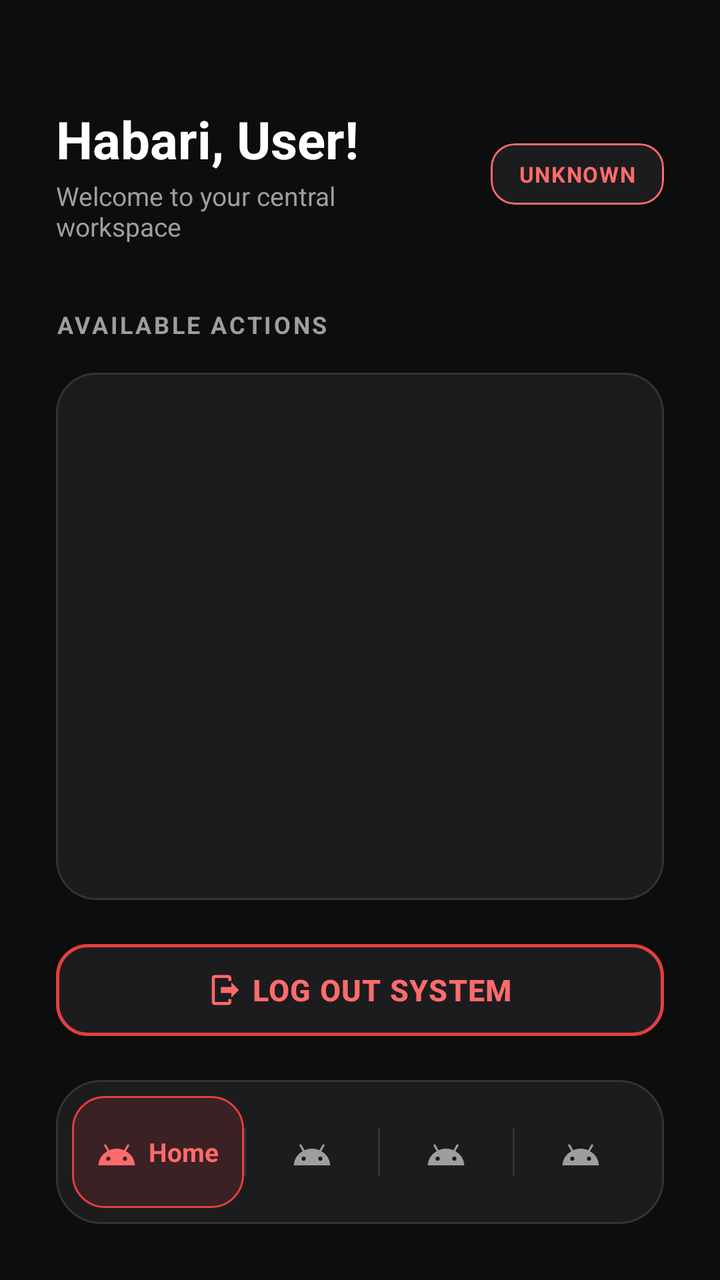
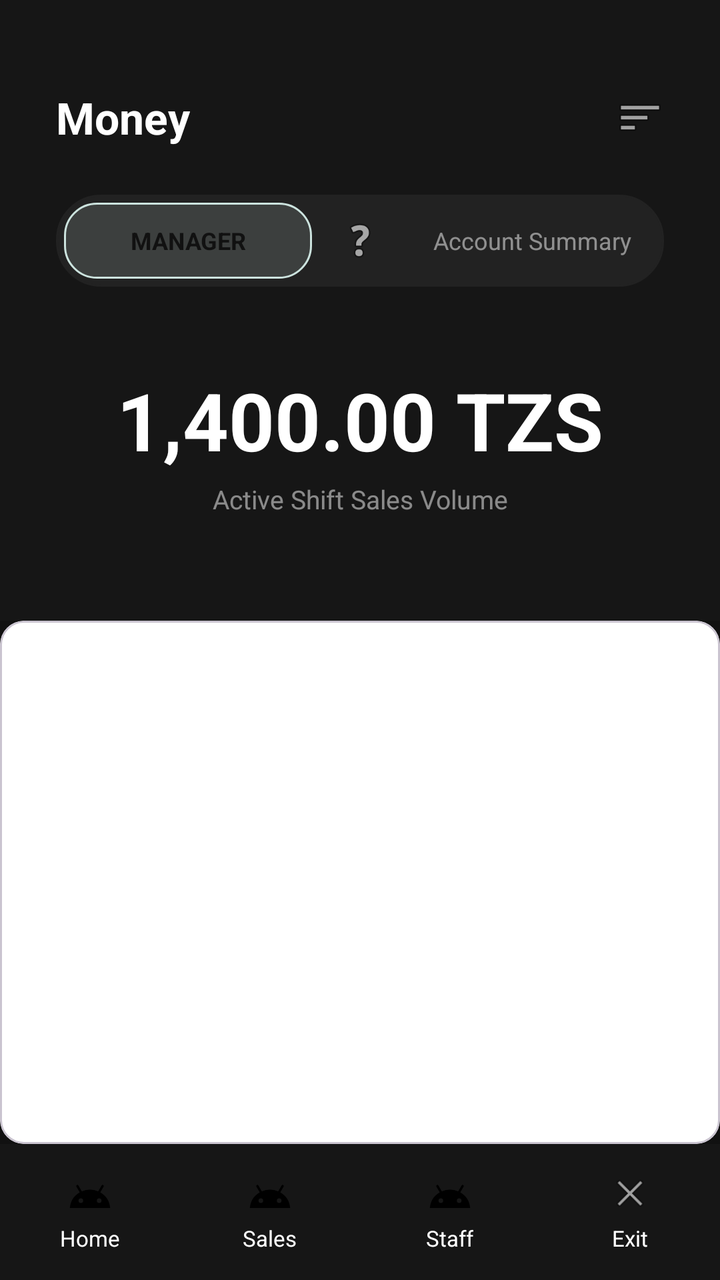

Two renders of the same Android screen: before a commit and after it. Below are the layout's source before the change and the commit's diff.
<!-- AndroidManifest.xml: application theme Theme.JIJIPOS -->
<!-- res/layout/activity_dashboard.xml -->
<?xml version="1.0" encoding="utf-8"?>
<LinearLayout xmlns:android="http://schemas.android.com/apk/res/android"
    xmlns:app="http://schemas.android.com/apk/res-auto"
    xmlns:tools="http://schemas.android.com/tools"
    android:layout_width="match_parent"
    android:layout_height="match_parent"
    android:background="@color/bg_dark"
    android:orientation="vertical"
    android:padding="28dp"
    tools:context=".DashboardActivity">

    <RelativeLayout
        android:layout_width="match_parent"
        android:layout_height="wrap_content"
        android:layout_marginTop="24dp"
        android:layout_marginBottom="32dp">

        <LinearLayout
            android:layout_width="wrap_content"
            android:layout_height="wrap_content"
            android:orientation="vertical"
            android:layout_alignParentStart="true"
            android:layout_toStartOf="@id/imageProfilePlaceholder"
            android:layout_centerVertical="true"
            android:layout_marginEnd="12dp">

            <TextView
                android:id="@+id/textWelcomeBanner"
                android:layout_width="wrap_content"
                android:layout_height="wrap_content"
                android:text="Habari, User!"
                android:textColor="@color/white"
                android:textSize="26sp"
                android:textStyle="bold" />

            <TextView
                android:id="@+id/textDashboardSubtitle"
                android:layout_width="wrap_content"
                android:layout_height="wrap_content"
                android:text="Welcome to your central workspace"
                android:textColor="@color/text_muted"
                android:textSize="13sp"
                android:layout_marginTop="2dp"/>
        </LinearLayout>

        <com.google.android.material.card.MaterialCardView
            android:id="@+id/imageProfilePlaceholder"
            android:layout_width="wrap_content"
            android:layout_height="wrap_content"
            android:layout_alignParentEnd="true"
            android:layout_centerVertical="true"
            app:cardCornerRadius="12dp"
            app:cardElevation="0dp"
            app:strokeWidth="1dp"
            app:strokeColor="@color/red_light"
            app:cardBackgroundColor="@color/card_dark">

            <TextView
                android:id="@+id/textRoleTag"
                android:layout_width="wrap_content"
                android:layout_height="wrap_content"
                android:text="UNKNOWN"
                android:textColor="@color/red_light"
                android:textSize="11sp"
                android:textStyle="bold"
                android:letterSpacing="0.05"
                android:paddingHorizontal="14dp"
                android:paddingVertical="8dp" />
        </com.google.android.material.card.MaterialCardView>
    </RelativeLayout>

    <TextView
        android:layout_width="match_parent"
        android:layout_height="wrap_content"
        android:text="AVAILABLE ACTIONS"
        android:textColor="@color/text_muted"
        android:textSize="12sp"
        android:textStyle="bold"
        android:letterSpacing="0.1"
        android:layout_marginBottom="16dp"/>

    <com.google.android.material.card.MaterialCardView
        android:layout_width="match_parent"
        android:layout_height="0dp"
        android:layout_weight="1"
        app:cardCornerRadius="20dp"
        app:cardElevation="0dp"
        app:strokeWidth="1dp"
        app:strokeColor="@color/divider"
        app:cardBackgroundColor="@color/card_dark">

        <FrameLayout
            android:id="@+id/fragmentContainer"
            android:layout_width="match_parent"
            android:layout_height="match_parent" />

    </com.google.android.material.card.MaterialCardView>

    <LinearLayout
        android:layout_width="wrap_content"
        android:layout_height="16dp"
        android:orientation="vertical" />

    <com.google.android.material.button.MaterialButton
        android:id="@+id/buttonLogout"
        style="@style/Widget.MaterialComponents.Button.OutlinedButton"
        android:layout_width="match_parent"
        android:layout_height="58dp"
        android:backgroundTint="@color/card_dark"
        android:text="LOG OUT SYSTEM"
        android:textColor="@color/red_light"
        android:textSize="15sp"
        android:textStyle="bold"
        android:letterSpacing="0.03"
        app:cornerRadius="16dp"
        app:strokeColor="@color/red"
        app:strokeWidth="1.5dp"
        app:icon="@drawable/ic_logout"
        app:iconTint="@color/red_light"
        app:iconGravity="textStart" />

    
    <LinearLayout
        android:layout_width="match_parent"
        android:layout_height="72dp"
        android:background="@drawable/bg_navbar"
        android:orientation="horizontal"
        android:gravity="center_vertical"
        android:paddingHorizontal="8dp"
        android:layout_marginTop="16dp">

        <LinearLayout
            android:id="@+id/tab1"
            android:layout_width="0dp"
            android:layout_weight="1.3"
            android:layout_height="56dp"
            android:background="@drawable/bg_nav_active_pill"
            android:orientation="horizontal"
            android:gravity="center"
            android:paddingHorizontal="10dp"
            android:clickable="true"
            android:focusable="true">
            <ImageView
                android:id="@+id/icon1"
                android:layout_width="20dp"
                android:layout_height="20dp"
                android:src="@drawable/ic_nav_home"
                app:tint="@color/red_light" />
            <TextView
                android:id="@+id/text1"
                android:layout_width="wrap_content"
                android:layout_height="wrap_content"
                android:text="Home"
                android:textColor="@color/red_light"
                android:textStyle="bold"
                android:textSize="13sp"
                android:layout_marginStart="6dp" />
        </LinearLayout>

        <View
            android:id="@+id/divider1"
            android:layout_width="1dp"
            android:layout_height="24dp"
            android:background="@color/divider" />

        <LinearLayout
            android:id="@+id/tab2"
            android:layout_width="0dp"
            android:layout_weight="1"
            android:layout_height="56dp"
            android:orientation="horizontal"
            android:gravity="center"
            android:paddingHorizontal="10dp"
            android:clickable="true"
            android:focusable="true">
            <ImageView
                android:id="@+id/icon2"
                android:layout_width="20dp"
                android:layout_height="20dp"
                android:src="@drawable/ic_nav_sales"
                app:tint="@color/text_muted" />
            <TextView
                android:id="@+id/text2"
                android:layout_width="wrap_content"
                android:layout_height="wrap_content"
                android:text="Action2"
                android:textColor="@color/white"
                android:textStyle="bold"
                android:textSize="13sp"
                android:layout_marginStart="6dp"
                android:visibility="gone" />
        </LinearLayout>

        <View
            android:id="@+id/divider2"
            android:layout_width="1dp"
            android:layout_height="24dp"
            android:background="@color/divider" />

        <LinearLayout
            android:id="@+id/tab3"
            android:layout_width="0dp"
            android:layout_weight="1"
            android:layout_height="56dp"
            android:orientation="horizontal"
            android:gravity="center"
            android:paddingHorizontal="10dp"
            android:clickable="true"
            android:focusable="true">
            <ImageView
                android:id="@+id/icon3"
                android:layout_width="20dp"
                android:layout_height="20dp"
                android:src="@drawable/ic_nav_inventory"
                app:tint="@color/text_muted" />
            <TextView
                android:id="@+id/text3"
                android:layout_width="wrap_content"
                android:layout_height="wrap_content"
                android:text="Action3"
                android:textColor="@color/white"
                android:textStyle="bold"
                android:textSize="13sp"
                android:layout_marginStart="6dp"
                android:visibility="gone" />
        </LinearLayout>

        <View
            android:id="@+id/divider3"
            android:layout_width="1dp"
            android:layout_height="24dp"
            android:background="@color/divider" />

        <LinearLayout
            android:id="@+id/tab4"
            android:layout_width="0dp"
            android:layout_weight="1"
            android:layout_height="56dp"
            android:orientation="horizontal"
            android:gravity="center"
            android:paddingHorizontal="10dp"
            android:clickable="true"
            android:focusable="true">
            <ImageView
                android:id="@+id/icon4"
                android:layout_width="20dp"
                android:layout_height="20dp"
                android:src="@drawable/ic_nav_staff"
                app:tint="@color/text_muted" />
            <TextView
                android:id="@+id/text4"
                android:layout_width="wrap_content"
                android:layout_height="wrap_content"
                android:text="Action4"
                android:textColor="@color/white"
                android:textStyle="bold"
                android:textSize="13sp"
                android:layout_marginStart="6dp"
                android:visibility="gone" />
        </LinearLayout>

    </LinearLayout>

</LinearLayout>
<!-- resources referenced by this layout -->
<resources>
  <color name="bg_dark">#0D0D0D</color>
  <color name="card_dark">#1C1C1E</color>
  <color name="divider">#333333</color>
  <color name="red">#E53E3E</color>
  <color name="red_light">#FF6B6B</color>
  <color name="text_muted">#9E9E9E</color>
  <color name="white">#FFFFFFFF</color>
  <!-- drawable bg_nav_active_pill (drawable) -->
  <?xml version="1.0" encoding="utf-8"?>
  <shape xmlns:android="http://schemas.android.com/apk/res/android"
      android:shape="rectangle">
      <solid android:color="#26E63946" />
      <corners android:radius="16dp" />
      <stroke
          android:width="1dp"
          android:color="@color/red" />
  </shape>
  <!-- drawable bg_navbar (drawable) -->
  <?xml version="1.0" encoding="utf-8"?>
  <shape xmlns:android="http://schemas.android.com/apk/res/android"
      android:shape="rectangle">
      <solid android:color="@color/card_dark" />
      <corners android:radius="22dp" />
      <stroke
          android:width="1dp"
          android:color="@color/divider" />
  </shape>
  <!-- drawable ic_logout (drawable) -->
  <vector xmlns:android="http://schemas.android.com/apk/res/android"
      android:width="24dp"
      android:height="24dp"
      android:viewportWidth="24"
      android:viewportHeight="24">
      <path
          android:fillColor="#FFFFFF"
          android:pathData="M16,17v-3H9v-4h7V7l5,5 -5,5zM14,2c1.1,0 2,0.9 2,2v2h-2V4H5v16h9v-2h2v2c0,1.1 -0.9,2 -2,2H5c-1.1,0 -2,-0.9 -2,-2V4c0,-1.1 0.9,-2 2,-2h9z"/>
  </vector>
  <!-- drawable ic_nav_home (drawable) -->
  <vector xmlns:android="http://schemas.android.com/apk/res/android" android:height="24dp" android:tint="#000000" android:viewportHeight="24" android:viewportWidth="24" android:width="24dp">
          
      <path android:fillColor="#FF000000" android:pathData="M17.6,11.48 L19.44,8.3a0.63,0.63 0,0 0,-1.09 -0.63l-1.88,3.24a11.43,11.43 0,0 0,-8.94 0L5.65,7.67a0.63,0.63 0,0 0,-1.09 0.63L6.4,11.48A10.81,10.81 0,0 0,1 20L23,20A10.81,10.81 0,0 0,17.6 11.48ZM7,17.25A1.25,1.25 0,1 1,8.25 16,1.25 1.25,0 0,1 7,17.25ZM17,17.25A1.25,1.25 0,1 1,18.25 16,1.25 1.25,0 0,1 17,17.25Z"/>
      
  </vector>
  <!-- drawable ic_nav_inventory (drawable) -->
  <vector xmlns:android="http://schemas.android.com/apk/res/android" android:height="24dp" android:tint="#000000" android:viewportHeight="24" android:viewportWidth="24" android:width="24dp">
          
      <path android:fillColor="#FF000000" android:pathData="M17.6,11.48 L19.44,8.3a0.63,0.63 0,0 0,-1.09 -0.63l-1.88,3.24a11.43,11.43 0,0 0,-8.94 0L5.65,7.67a0.63,0.63 0,0 0,-1.09 0.63L6.4,11.48A10.81,10.81 0,0 0,1 20L23,20A10.81,10.81 0,0 0,17.6 11.48ZM7,17.25A1.25,1.25 0,1 1,8.25 16,1.25 1.25,0 0,1 7,17.25ZM17,17.25A1.25,1.25 0,1 1,18.25 16,1.25 1.25,0 0,1 17,17.25Z"/>
      
  </vector>
  <!-- drawable ic_nav_staff (drawable) -->
  <vector xmlns:android="http://schemas.android.com/apk/res/android" android:height="24dp" android:tint="#000000" android:viewportHeight="24" android:viewportWidth="24" android:width="24dp">
          
      <path android:fillColor="#FF000000" android:pathData="M17.6,11.48 L19.44,8.3a0.63,0.63 0,0 0,-1.09 -0.63l-1.88,3.24a11.43,11.43 0,0 0,-8.94 0L5.65,7.67a0.63,0.63 0,0 0,-1.09 0.63L6.4,11.48A10.81,10.81 0,0 0,1 20L23,20A10.81,10.81 0,0 0,17.6 11.48ZM7,17.25A1.25,1.25 0,1 1,8.25 16,1.25 1.25,0 0,1 7,17.25ZM17,17.25A1.25,1.25 0,1 1,18.25 16,1.25 1.25,0 0,1 17,17.25Z"/>
      
  </vector>
  <style name="Theme.JIJIPOS" parent="Base.Theme.JIJIPOS" />
  <style name="Base.Theme.JIJIPOS" parent="Theme.Material3.DayNight.NoActionBar">
          
          
      </style>
  <!-- unchanged entries left out for length: 1 -->
</resources>

<!-- the commit's change to res/layout/activity_dashboard.xml (unified diff, before → after) -->
@@ -1,264 +1,163 @@
 <?xml version="1.0" encoding="utf-8"?>
 <LinearLayout xmlns:android="http://schemas.android.com/apk/res/android"
-    xmlns:app="http://schemas.android.com/apk/res-auto"
-    xmlns:tools="http://schemas.android.com/tools"
+    xmlns:app="http://android.com"
+    xmlns:tools="http://android.com"
     android:layout_width="match_parent"
     android:layout_height="match_parent"
-    android:background="@color/bg_dark"
+    android:background="#111111"
     android:orientation="vertical"
-    android:padding="28dp"
     tools:context=".DashboardActivity">
 
-    <RelativeLayout
+    
+    <LinearLayout
         android:layout_width="match_parent"
         android:layout_height="wrap_content"
-        android:layout_marginTop="24dp"
-        android:layout_marginBottom="32dp">
+        android:orientation="vertical"
+        android:padding="28dp"
+        android:background="#161616">
 
-        <LinearLayout
-            android:layout_width="wrap_content"
+        <RelativeLayout
+            android:layout_width="match_parent"
             android:layout_height="wrap_content"
-            android:orientation="vertical"
-            android:layout_alignParentStart="true"
-            android:layout_toStartOf="@id/imageProfilePlaceholder"
-            android:layout_centerVertical="true"
-            android:layout_marginEnd="12dp">
+            android:layout_marginTop="16dp">
 
             <TextView
                 android:id="@+id/textWelcomeBanner"
                 android:layout_width="wrap_content"
                 android:layout_height="wrap_content"
-                android:text="Habari, User!"
+                android:text="Money"
                 android:textColor="@color/white"
-                android:textSize="26sp"
-                android:textStyle="bold" />
+                android:textSize="22sp"
+                android:textStyle="bold"
+                android:layout_centerVertical="true" />
 
+            
+            <ImageView
+                android:id="@+id/btnHeaderMenu"
+                android:layout_width="24dp"
+                android:layout_height="24dp"
+                android:src="@android:drawable/ic_menu_sort_by_size"
+                app:tint="@color/white"
+                android:layout_alignParentEnd="true"
+                android:layout_centerVertical="true"
+                android:clickable="true"
+                android:focusable="true" />
+
+        </RelativeLayout>
+
+
+        
+        <LinearLayout
+            android:layout_width="match_parent"
+            android:layout_height="46dp"
+            android:background="@drawable/bg_navbar"
+            android:backgroundTint="#222222"
+            android:orientation="horizontal"
+            android:padding="4dp"
+            android:layout_marginTop="24dp"
+            android:gravity="center_vertical">
             <TextView
-                android:id="@+id/textDashboardSubtitle"
-                android:layout_width="wrap_content"
-                android:layout_height="wrap_content"
-                android:text="Welcome to your central workspace"
-                android:textColor="@color/text_muted"
-                android:textSize="13sp"
-                android:layout_marginTop="2dp"/>
+                android:id="@+id/textRoleTag"
+                android:layout_width="0dp"
+                android:layout_weight="1"
+                android:layout_height="match_parent"
+                android:background="@drawable/bg_nav_active_pill"
+                android:backgroundTint="#CCE3DE"
+                android:text="MANAGER"
+                android:textColor="#111111"
+                android:textStyle="bold"
+                android:textSize="12sp"
+                android:gravity="center" />
+            <ImageView
+                android:layout_width="24dp"
+                android:layout_height="24dp"
+                android:src="@android:drawable/ic_menu_help"
+                app:tint="#40FFFFFF"
+                android:layout_marginHorizontal="12dp"/>
+            <TextView
+                android:layout_width="0dp"
+                android:layout_weight="1"
+                android:layout_height="match_parent"
+                android:text="Account Summary"
+                android:textColor="@color/white"
+                android:alpha="0.5"
+                android:textSize="12sp"
+                android:gravity="center" />
         </LinearLayout>
 
-        <com.google.android.material.card.MaterialCardView
-            android:id="@+id/imageProfilePlaceholder"
-            android:layout_width="wrap_content"
+        
+        <TextView
+            android:id="@+id/textLiveBalanceValue"
+            android:layout_width="match_parent"
             android:layout_height="wrap_content"
-            android:layout_alignParentEnd="true"
-            android:layout_centerVertical="true"
-            app:cardCornerRadius="12dp"
-            app:cardElevation="0dp"
-            app:strokeWidth="1dp"
-            app:strokeColor="@color/red_light"
-            app:cardBackgroundColor="@color/card_dark">
+            android:text="1,400.00 TZS"
+            android:textColor="@color/white"
+            android:textSize="40sp"
+            android:textStyle="bold"
+            android:gravity="center_horizontal"
+            android:layout_marginTop="40dp" />
 
-            <TextView
-                android:id="@+id/textRoleTag"
-                android:layout_width="wrap_content"
-                android:layout_height="wrap_content"
-                android:text="UNKNOWN"
-                android:textColor="@color/red_light"
-                android:textSize="11sp"
-                android:textStyle="bold"
-                android:letterSpacing="0.05"
-                android:paddingHorizontal="14dp"
-                android:paddingVertical="8dp" />
-        </com.google.android.material.card.MaterialCardView>
-    </RelativeLayout>
+        <TextView
+            android:layout_width="match_parent"
+            android:layout_height="wrap_content"
+            android:text="Active Shift Sales Volume"
+            android:textColor="@color/white"
+            android:alpha="0.5"
+            android:textSize="13sp"
+            android:gravity="center_horizontal"
+            android:layout_marginTop="4dp"
+            android:layout_marginBottom="24dp" />
+    </LinearLayout>
 
-    <TextView
-        android:layout_width="match_parent"
-        android:layout_height="wrap_content"
-        android:text="AVAILABLE ACTIONS"
-        android:textColor="@color/text_muted"
-        android:textSize="12sp"
-        android:textStyle="bold"
-        android:letterSpacing="0.1"
-        android:layout_marginBottom="16dp"/>
-
+    
     <com.google.android.material.card.MaterialCardView
         android:layout_width="match_parent"
         android:layout_height="0dp"
         android:layout_weight="1"
-        app:cardCornerRadius="20dp"
+        app:cardCornerRadiusTopStart="32dp"
+        app:cardCornerRadiusTopEnd="32dp"
+        app:cardCornerRadiusBottomStart="0dp"
+        app:cardCornerRadiusBottomEnd="0dp"
         app:cardElevation="0dp"
-        app:strokeWidth="1dp"
-        app:strokeColor="@color/divider"
-        app:cardBackgroundColor="@color/card_dark">
+        app:strokeWidth="0dp"
+        android:backgroundTint="@color/white">
 
+        
         <FrameLayout
             android:id="@+id/fragmentContainer"
             android:layout_width="match_parent"
-            android:layout_height="match_parent" />
+            android:layout_height="match_parent"
+            android:layout_marginBottom="16dp" />
 
     </com.google.android.material.card.MaterialCardView>
-
-    <LinearLayout
-        android:layout_width="wrap_content"
-        android:layout_height="16dp"
-        android:orientation="vertical" />
-
-    <com.google.android.material.button.MaterialButton
-        android:id="@+id/buttonLogout"
-        style="@style/Widget.MaterialComponents.Button.OutlinedButton"
-        android:layout_width="match_parent"
-        android:layout_height="58dp"
-        android:backgroundTint="@color/card_dark"
-        android:text="LOG OUT SYSTEM"
-        android:textColor="@color/red_light"
-        android:textSize="15sp"
-        android:textStyle="bold"
-        android:letterSpacing="0.03"
-        app:cornerRadius="16dp"
-        app:strokeColor="@color/red"
-        app:strokeWidth="1.5dp"
-        app:icon="@drawable/ic_logout"
-        app:iconTint="@color/red_light"
-        app:iconGravity="textStart" />
 
     
     <LinearLayout
         android:layout_width="match_parent"
-        android:layout_height="72dp"
-        android:background="@drawable/bg_navbar"
+        android:layout_height="68dp"
+        android:background="#161616"
         android:orientation="horizontal"
-        android:gravity="center_vertical"
-        android:paddingHorizontal="8dp"
-        android:layout_marginTop="16dp">
+        android:gravity="center_vertical">
 
-        <LinearLayout
-            android:id="@+id/tab1"
-            android:layout_width="0dp"
-            android:layout_weight="1.3"
-            android:layout_height="56dp"
-            android:background="@drawable/bg_nav_active_pill"
-            android:orientation="horizontal"
-            android:gravity="center"
-            android:paddingHorizontal="10dp"
-            android:clickable="true"
-            android:focusable="true">
-            <ImageView
-                android:id="@+id/icon1"
-                android:layout_width="20dp"
-                android:layout_height="20dp"
-                android:src="@drawable/ic_nav_home"
-                app:tint="@color/red_light" />
-            <TextView
-                android:id="@+id/text1"
-                android:layout_width="wrap_content"
-                android:layout_height="wrap_content"
-                android:text="Home"
-                android:textColor="@color/red_light"
-                android:textStyle="bold"
-                android:textSize="13sp"
-                android:layout_marginStart="6dp" />
+        <LinearLayout android:id="@+id/tab1" android:layout_width="0dp" android:layout_weight="1" android:layout_height="match_parent" android:orientation="vertical" android:gravity="center">
+            <ImageView android:id="@+id/icon1" android:layout_width="22dp" android:layout_height="22dp" android:src="@drawable/ic_nav_home" app:tint="#88FFFFFF"/>
+            <TextView android:id="@+id/text1" android:layout_width="wrap_content" android:layout_height="wrap_content" android:text="Home" android:textColor="@color/white" android:textSize="11sp" android:layout_marginTop="4dp"/>
         </LinearLayout>
 
-        <View
-            android:id="@+id/divider1"
-            android:layout_width="1dp"
-            android:layout_height="24dp"
-            android:background="@color/divider" />
-
-        <LinearLayout
-            android:id="@+id/tab2"
-            android:layout_width="0dp"
-            android:layout_weight="1"
-            android:layout_height="56dp"
-            android:orientation="horizontal"
-            android:gravity="center"
-            android:paddingHorizontal="10dp"
-            android:clickable="true"
-            android:focusable="true">
-            <ImageView
-                android:id="@+id/icon2"
-                android:layout_width="20dp"
-                android:layout_height="20dp"
-                android:src="@drawable/ic_nav_sales"
-                app:tint="@color/text_muted" />
-            <TextView
-                android:id="@+id/text2"
-                android:layout_width="wrap_content"
-                android:layout_height="wrap_content"
-                android:text="Action2"
-                android:textColor="@color/white"
-                android:textStyle="bold"
-                android:textSize="13sp"
-                android:layout_marginStart="6dp"
-                android:visibility="gone" />
+        <LinearLayout android:id="@+id/tab2" android:layout_width="0dp" android:layout_weight="1" android:layout_height="match_parent" android:orientation="vertical" android:gravity="center">
+            <ImageView android:id="@+id/icon2" android:layout_width="22dp" android:layout_height="22dp" android:src="@drawable/ic_nav_sales" app:tint="#88FFFFFF"/>
+            <TextView android:id="@+id/text2" android:layout_width="wrap_content" android:layout_height="wrap_content" android:text="Sales" android:textColor="@color/white" android:textSize="11sp" android:layout_marginTop="4dp" android:visibility="visible"/>
         </LinearLayout>
 
-        <View
-            android:id="@+id/divider2"
-            android:layout_width="1dp"
-            android:layout_height="24dp"
-            android:background="@color/divider" />
-
-        <LinearLayout
-            android:id="@+id/tab3"
-            android:layout_width="0dp"
-            android:layout_weight="1"
-            android:layout_height="56dp"
-            android:orientation="horizontal"
-            android:gravity="center"
-            android:paddingHorizontal="10dp"
-            android:clickable="true"
-            android:focusable="true">
-            <ImageView
-                android:id="@+id/icon3"
-                android:layout_width="20dp"
-                android:layout_height="20dp"
-                android:src="@drawable/ic_nav_inventory"
-                app:tint="@color/text_muted" />
-            <TextView
-                android:id="@+id/text3"
-                android:layout_width="wrap_content"
-                android:layout_height="wrap_content"
-                android:text="Action3"
-                android:textColor="@color/white"
-                android:textStyle="bold"
-                android:textSize="13sp"
-                android:layout_marginStart="6dp"
-                android:visibility="gone" />
+        <LinearLayout android:id="@+id/tab3" android:layout_width="0dp" android:layout_weight="1" android:layout_height="match_parent" android:orientation="vertical" android:gravity="center">
+            <ImageView android:id="@+id/icon3" android:layout_width="22dp" android:layout_height="22dp" android:src="@drawable/ic_nav_staff" app:tint="#88FFFFFF"/>
+            <TextView android:id="@+id/text3" android:layout_width="wrap_content" android:layout_height="wrap_content" android:text="Staff" android:textColor="@color/white" android:textSize="11sp" android:layout_marginTop="4dp" android:visibility="visible"/>
         </LinearLayout>
 
-        <View
-            android:id="@+id/divider3"
-            android:layout_width="1dp"
-            android:layout_height="24dp"
-            android:background="@color/divider" />
-
-        <LinearLayout
-            android:id="@+id/tab4"
-            android:layout_width="0dp"
-            android:layout_weight="1"
-            android:layout_height="56dp"
-            android:orientation="horizontal"
-            android:gravity="center"
-            android:paddingHorizontal="10dp"
-            android:clickable="true"
-            android:focusable="true">
-            <ImageView
-                android:id="@+id/icon4"
-                android:layout_width="20dp"
-                android:layout_height="20dp"
-                android:src="@drawable/ic_nav_staff"
-                app:tint="@color/text_muted" />
-            <TextView
-                android:id="@+id/text4"
-                android:layout_width="wrap_content"
-                android:layout_height="wrap_content"
-                android:text="Action4"
-                android:textColor="@color/white"
-                android:textStyle="bold"
-                android:textSize="13sp"
-                android:layout_marginStart="6dp"
-                android:visibility="gone" />
+        <LinearLayout android:id="@+id/tab4" android:layout_width="0dp" android:layout_weight="1" android:layout_height="match_parent" android:orientation="vertical" android:gravity="center">
+            <ImageView android:id="@+id/icon4" android:layout_width="22dp" android:layout_height="22dp" android:src="@android:drawable/ic_menu_close_clear_cancel" app:tint="#88FFFFFF"/>
+            <TextView android:id="@+id/text4" android:layout_width="wrap_content" android:layout_height="wrap_content" android:text="Exit" android:textColor="@color/white" android:textSize="11sp" android:layout_marginTop="4dp"/>
         </LinearLayout>
-
     </LinearLayout>
 
 </LinearLayout>
<!-- resource entries referenced after the edit -->
@@ -1,11 +1,8 @@
 <!-- resources referenced by this layout -->
 <resources>
-  <color name="bg_dark">#0D0D0D</color>
   <color name="card_dark">#1C1C1E</color>
   <color name="divider">#333333</color>
   <color name="red">#E53E3E</color>
-  <color name="red_light">#FF6B6B</color>
-  <color name="text_muted">#9E9E9E</color>
   <color name="white">#FFFFFFFF</color>
   <!-- drawable bg_nav_active_pill (drawable) -->
   <?xml version="1.0" encoding="utf-8"?>
@@ -27,23 +24,7 @@
           android:width="1dp"
           android:color="@color/divider" />
   </shape>
-  <!-- drawable ic_logout (drawable) -->
-  <vector xmlns:android="http://schemas.android.com/apk/res/android"
-      android:width="24dp"
-      android:height="24dp"
-      android:viewportWidth="24"
-      android:viewportHeight="24">
-      <path
-          android:fillColor="#FFFFFF"
-          android:pathData="M16,17v-3H9v-4h7V7l5,5 -5,5zM14,2c1.1,0 2,0.9 2,2v2h-2V4H5v16h9v-2h2v2c0,1.1 -0.9,2 -2,2H5c-1.1,0 -2,-0.9 -2,-2V4c0,-1.1 0.9,-2 2,-2h9z"/>
-  </vector>
   <!-- drawable ic_nav_home (drawable) -->
-  <vector xmlns:android="http://schemas.android.com/apk/res/android" android:height="24dp" android:tint="#000000" android:viewportHeight="24" android:viewportWidth="24" android:width="24dp">
-          
-      <path android:fillColor="#FF000000" android:pathData="M17.6,11.48 L19.44,8.3a0.63,0.63 0,0 0,-1.09 -0.63l-1.88,3.24a11.43,11.43 0,0 0,-8.94 0L5.65,7.67a0.63,0.63 0,0 0,-1.09 0.63L6.4,11.48A10.81,10.81 0,0 0,1 20L23,20A10.81,10.81 0,0 0,17.6 11.48ZM7,17.25A1.25,1.25 0,1 1,8.25 16,1.25 1.25,0 0,1 7,17.25ZM17,17.25A1.25,1.25 0,1 1,18.25 16,1.25 1.25,0 0,1 17,17.25Z"/>
-      
-  </vector>
-  <!-- drawable ic_nav_inventory (drawable) -->
   <vector xmlns:android="http://schemas.android.com/apk/res/android" android:height="24dp" android:tint="#000000" android:viewportHeight="24" android:viewportWidth="24" android:width="24dp">
           
       <path android:fillColor="#FF000000" android:pathData="M17.6,11.48 L19.44,8.3a0.63,0.63 0,0 0,-1.09 -0.63l-1.88,3.24a11.43,11.43 0,0 0,-8.94 0L5.65,7.67a0.63,0.63 0,0 0,-1.09 0.63L6.4,11.48A10.81,10.81 0,0 0,1 20L23,20A10.81,10.81 0,0 0,17.6 11.48ZM7,17.25A1.25,1.25 0,1 1,8.25 16,1.25 1.25,0 0,1 7,17.25ZM17,17.25A1.25,1.25 0,1 1,18.25 16,1.25 1.25,0 0,1 17,17.25Z"/>
